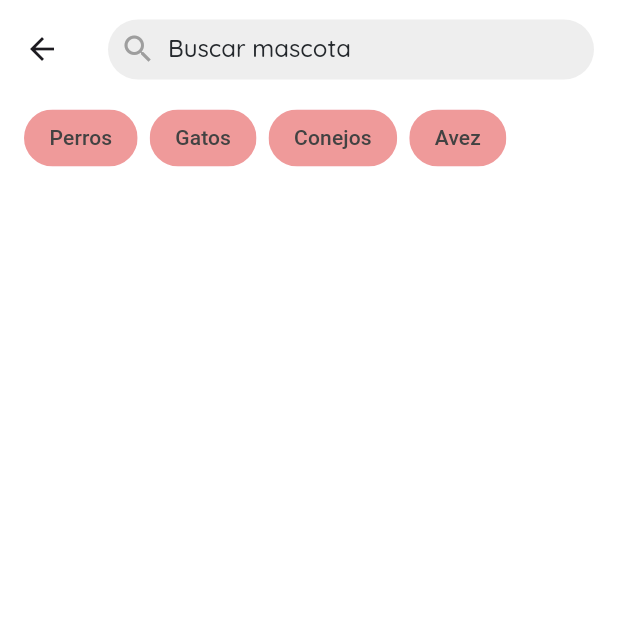
After one commit to Coboy16/app_animals, a Flutter app: the SearchAnimalScreen screen opened directly, on a phone screen of 412 x 824 dp, the top half of it. The commit adds this screen. Run offline on Flutter 3.47's test engine with Material 3 defaults, Android fonts, the phone set to English and light mode, and no system bars; our stand-ins replace animate_do, auto_size_text, bloc, cached_network_image, carousel_slider, dartz and 9 more; accounts and stored records are empty; network calls fail.

Commit message:
search init

```diff
--- a/lib/feactures/animal/presentation/resources/colors.dart
+++ b/lib/feactures/animal/presentation/resources/colors.dart
@@ -46,3 +46,6 @@ Color colorBubleIcon(bool isDarkMode) =>
 
 Color colorTopDetailAnimal(bool isDarkMode) =>
     isDarkMode ? Colors.black : const Color(0xfff8fafa);
+
+Color colorSearch(bool isDarkMode) =>
+    isDarkMode ? const Color(0xff222222) : Colors.grey.shade200;
--- a/lib/feactures/animal/presentation/resources/fonts.dart
+++ b/lib/feactures/animal/presentation/resources/fonts.dart
@@ -187,7 +187,7 @@ TextStyle titleSobrePetsDetailPets(bool isDarkMode) {
 TextStyle subTitleSobreDetailPets(bool isDarkMode) {
   return GoogleFonts.workSans(
     fontSize: 16,
-    color: isDarkMode ? Colors.white70 : Colors.grey,
+    color: isDarkMode ? Colors.white70 : Colors.grey.shade600,
     fontWeight: FontWeight.w500,
     letterSpacing: -0.5,
   );
@@ -201,3 +201,12 @@ TextStyle titleBtnAdoptDetailPets() {
     letterSpacing: 0.1,
   );
 }
+
+TextStyle searchMascota(bool isDarkMode) {
+  return GoogleFonts.quicksand(
+    fontSize: 16,
+    color: isDarkMode ? Colors.white60 : const Color.fromARGB(255, 36, 40, 44),
+    fontWeight: FontWeight.w500,
+    letterSpacing: 0,
+  );
+}
--- a/lib/feactures/animal/presentation/screens/screens.dart
+++ b/lib/feactures/animal/presentation/screens/screens.dart
@@ -3,3 +3,4 @@ export './info_animal_screen.dart';
 export './welcome_animal_screen.dart';
 export './splash_screen.dart';
 export './gallery_photo_screen.dart';
+export './search_animal_screen.dart';
--- /dev/null
+++ b/lib/feactures/animal/presentation/screens/search_animal_screen.dart
@@ -0,0 +1,35 @@
+import 'package:flutter/material.dart';
+
+import 'package:flutter_bloc/flutter_bloc.dart';
+
+import '/feactures/animal/presentation/resources/resources.dart';
+import '/shared/presentation/blocs/theme_bloc/theme_bloc.dart';
+import '/feactures/animal/presentation/widgets/widgets.dart';
+
+class SearchAnimalScreen extends StatelessWidget {
+  const SearchAnimalScreen({super.key});
+
+  @override
+  Widget build(BuildContext context) {
+    final size = MediaQuery.of(context).size;
+    return BlocBuilder<ThemeBloc, ThemeState>(
+      builder: (context, state) {
+        return Scaffold(
+          backgroundColor: colorBase(state.isDarkMode),
+          appBar: AppBar(
+            elevation: 0,
+            surfaceTintColor: colorBase(state.isDarkMode),
+            backgroundColor: colorBase(state.isDarkMode),
+            toolbarHeight: size.height * 0.08,
+            title: SearchWidget(isDarkMode: state.isDarkMode),
+          ),
+          body: const Column(
+            children: [
+              SelectOptionSearchWidget(),
+            ],
+          ),
+        );
+      },
+    );
+  }
+}
--- /dev/null
+++ b/lib/feactures/animal/presentation/widgets/search_widget.dart
@@ -0,0 +1,47 @@
+import 'package:animate_do/animate_do.dart';
+import 'package:dog_app/feactures/animal/presentation/resources/resources.dart';
+import 'package:flutter/material.dart';
+
+class SearchWidget extends StatelessWidget {
+  final bool isDarkMode;
+  const SearchWidget({super.key, required this.isDarkMode});
+
+  @override
+  Widget build(BuildContext context) {
+    return Padding(
+      padding: const EdgeInsets.all(0.0),
+      child: Expanded(
+        child: FadeInRight(
+          child: Container(
+            height: 40,
+            decoration: BoxDecoration(
+              color: colorSearch(isDarkMode),
+              borderRadius: BorderRadius.circular(20),
+            ),
+            child: Row(
+              children: [
+                const Padding(
+                  padding: EdgeInsets.symmetric(horizontal: 8.0),
+                  child: Icon(Icons.search, color: Colors.grey),
+                ),
+                Expanded(
+                  child: Padding(
+                    padding: const EdgeInsets.only(bottom: 5),
+                    child: TextField(
+                      decoration: InputDecoration(
+                        hintText: 'Buscar mascota',
+                        border: InputBorder.none,
+                        hintStyle: searchMascota(isDarkMode),
+                        labelStyle: searchMascota(isDarkMode),
+                      ),
+                    ),
+                  ),
+                ),
+              ],
+            ),
+          ),
+        ),
+      ),
+    );
+  }
+}
--- /dev/null
+++ b/lib/feactures/animal/presentation/widgets/select_option_search_widget.dart
@@ -0,0 +1,50 @@
+import 'package:flutter/material.dart';
+
+class SelectOptionSearchWidget extends StatefulWidget {
+  const SelectOptionSearchWidget({super.key});
+
+  @override
+  State<SelectOptionSearchWidget> createState() =>
+      _SelectOptionSearchWidgetState();
+}
+
+class _SelectOptionSearchWidgetState extends State<SelectOptionSearchWidget> {
+  List<String> options = ['Perros', 'Gatos', 'Conejos', 'Avez'];
+  List<String> selectedOptions = [];
+
+  @override
+  Widget build(BuildContext context) {
+    return Padding(
+      padding: const EdgeInsets.only(right: 16, left: 16, bottom: 16, top: 2),
+      child: Wrap(
+        spacing: 8.0,
+        children: options.map((option) {
+          final isSelected = selectedOptions.contains(option);
+          return ChoiceChip(
+            label: Text(option),
+            selected: isSelected,
+            selectedColor: Colors.red,
+            onSelected: (selected) {
+              setState(() {
+                if (selected) {
+                  selectedOptions.add(option);
+                } else {
+                  selectedOptions.remove(option);
+                }
+              });
+            },
+            labelStyle: TextStyle(
+              color: isSelected ? Colors.white : Colors.grey.shade800,
+            ),
+            backgroundColor: Colors.red[200],
+            shape: StadiumBorder(
+              side: BorderSide(
+                color: isSelected ? Colors.red : Colors.transparent,
+              ),
+            ),
+          );
+        }).toList(),
+      ),
+    );
+  }
+}
--- a/lib/feactures/animal/presentation/widgets/widgets.dart
+++ b/lib/feactures/animal/presentation/widgets/widgets.dart
@@ -11,3 +11,6 @@ export './info_detail_animal_widget.dart';
 export './info_detail_butttons_widget.dart';
 export './carousel_image_detail_widget.dart';
 export './loading_info_deatil_animal_widget.dart';
+export './bottom_show_modal_widget.dart';
+export './search_widget.dart';
+export './select_option_search_widget.dart';
```
Also changed, not shown: lib/feactures/animal/presentation/screens/home_animal_screen.dart (+15 -6 lines), lib/feactures/animal/presentation/screens/info_animal_screen.dart (+16 -9 lines), lib/feactures/animal/presentation/screens/splash_screen.dart (+8 -149 lines), lib/feactures/animal/presentation/widgets/bottom_show_modal_widget.dart (added, +52 -0 lines), lib/feactures/animal/presentation/widgets/info_detail_animal_widget.dart (+12 -1 lines).
